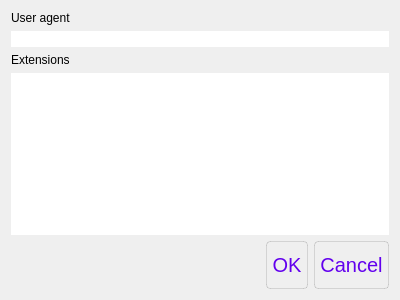
The window that UI/settings.ui (Stefan12321/account_manager) describes before a commit, drawn with Qt 5.
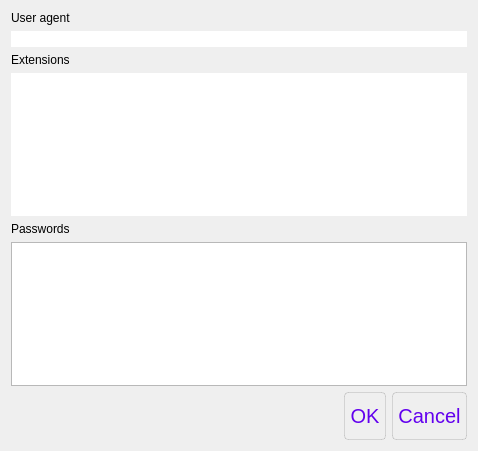
The same window after the commit.

What changed in the file:
```diff
--- a/UI/settings.ui
+++ b/UI/settings.ui
@@ -6,8 +6,8 @@
    <rect>
     <x>0</x>
     <y>0</y>
-    <width>400</width>
-    <height>300</height>
+    <width>478</width>
+    <height>451</height>
    </rect>
   </property>
   <property name="windowTitle">
@@ -78,10 +78,20 @@
        <item>
         <widget class="QListWidget" name="listWidgetExtensions"/>
        </item>
-      </layout>
-     </item>
-    </layout>
-   </item>
+       <item>
+        <widget class="QLabel" name="passwords_label">
+         <property name="text">
+          <string>Passwords</string>
+         </property>
+        </widget>
+       </item>
+       <item>
+        <widget class="QTextBrowser" name="passwords_textBrowser"/>
+       </item>
+      </layout>
+     </item>
+     <item>
+      <layout class="QHBoxLayout" name="horizontalLayout_2">
    <item>
     <widget class="QDialogButtonBox" name="buttonBox">
      <property name="orientation">
@@ -91,6 +101,10 @@
       <set>QDialogButtonBox::Cancel|QDialogButtonBox::Ok</set>
      </property>
     </widget>
+       </item>
+      </layout>
+     </item>
+    </layout>
    </item>
   </layout>
  </widget>
```
Lines whose indentation alone changed are shown as unchanged.
